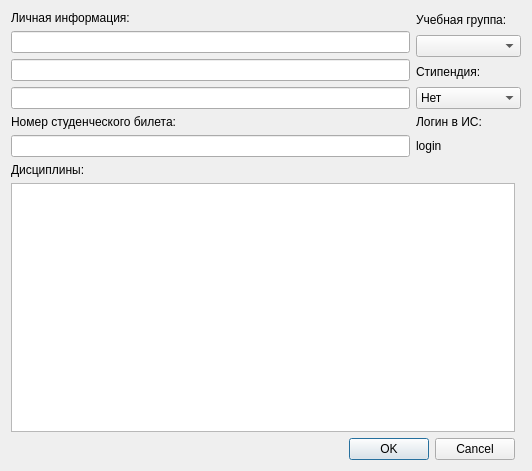
The window that editstudentdialog.ui (sowecthal/IS-Decanat) describes before a commit, drawn with Qt 5.
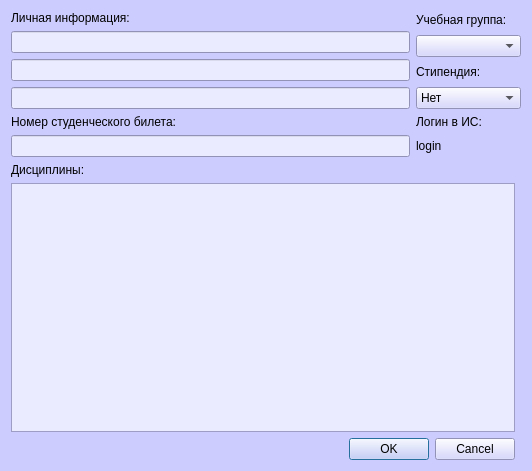
The same window after the commit.

The edit to the form file:
```diff
--- a/editstudentdialog.ui
+++ b/editstudentdialog.ui
@@ -16,6 +16,448 @@
     <height>442</height>
    </size>
   </property>
+  <property name="palette">
+   <palette>
+    <active>
+     <colorrole role="WindowText">
+      <brush brushstyle="SolidPattern">
+       <color alpha="255">
+        <red>0</red>
+        <green>0</green>
+        <blue>0</blue>
+       </color>
+      </brush>
+     </colorrole>
+     <colorrole role="Button">
+      <brush brushstyle="SolidPattern">
+       <color alpha="255">
+        <red>204</red>
+        <green>204</green>
+        <blue>255</blue>
+       </color>
+      </brush>
+     </colorrole>
+     <colorrole role="Light">
+      <brush brushstyle="SolidPattern">
+       <color alpha="255">
+        <red>255</red>
+        <green>255</green>
+        <blue>255</blue>
+       </color>
+      </brush>
+     </colorrole>
+     <colorrole role="Midlight">
+      <brush brushstyle="SolidPattern">
+       <color alpha="255">
+        <red>229</red>
+        <green>229</green>
+        <blue>255</blue>
+       </color>
+      </brush>
+     </colorrole>
+     <colorrole role="Dark">
+      <brush brushstyle="SolidPattern">
+       <color alpha="255">
+        <red>102</red>
+        <green>102</green>
+        <blue>127</blue>
+       </color>
+      </brush>
+     </colorrole>
+     <colorrole role="Mid">
+      <brush brushstyle="SolidPattern">
+       <color alpha="255">
+        <red>136</red>
+        <green>136</green>
+        <blue>170</blue>
+       </color>
+      </brush>
+     </colorrole>
+     <colorrole role="Text">
+      <brush brushstyle="SolidPattern">
+       <color alpha="255">
+        <red>0</red>
+        <green>0</green>
+        <blue>0</blue>
+       </color>
+      </brush>
+     </colorrole>
+     <colorrole role="BrightText">
+      <brush brushstyle="SolidPattern">
+       <color alpha="255">
+        <red>255</red>
+        <green>255</green>
+        <blue>255</blue>
+       </color>
+      </brush>
+     </colorrole>
+     <colorrole role="ButtonText">
+      <brush brushstyle="SolidPattern">
+       <color alpha="255">
+        <red>0</red>
+        <green>0</green>
+        <blue>0</blue>
+       </color>
+      </brush>
+     </colorrole>
+     <colorrole role="Base">
+      <brush brushstyle="SolidPattern">
+       <color alpha="255">
+        <red>235</red>
+        <green>235</green>
+        <blue>255</blue>
+       </color>
+      </brush>
+     </colorrole>
+     <colorrole role="Window">
+      <brush brushstyle="SolidPattern">
+       <color alpha="255">
+        <red>204</red>
+        <green>204</green>
+        <blue>255</blue>
+       </color>
+      </brush>
+     </colorrole>
+     <colorrole role="Shadow">
+      <brush brushstyle="SolidPattern">
+       <color alpha="255">
+        <red>0</red>
+        <green>0</green>
+        <blue>0</blue>
+       </color>
+      </brush>
+     </colorrole>
+     <colorrole role="AlternateBase">
+      <brush brushstyle="SolidPattern">
+       <color alpha="255">
+        <red>229</red>
+        <green>229</green>
+        <blue>255</blue>
+       </color>
+      </brush>
+     </colorrole>
+     <colorrole role="ToolTipBase">
+      <brush brushstyle="SolidPattern">
+       <color alpha="255">
+        <red>255</red>
+        <green>255</green>
+        <blue>220</blue>
+       </color>
+      </brush>
+     </colorrole>
+     <colorrole role="ToolTipText">
+      <brush brushstyle="SolidPattern">
+       <color alpha="255">
+        <red>0</red>
+        <green>0</green>
+        <blue>0</blue>
+       </color>
+      </brush>
+     </colorrole>
+     <colorrole role="PlaceholderText">
+      <brush brushstyle="SolidPattern">
+       <color alpha="128">
+        <red>0</red>
+        <green>0</green>
+        <blue>0</blue>
+       </color>
+      </brush>
+     </colorrole>
+    </active>
+    <inactive>
+     <colorrole role="WindowText">
+      <brush brushstyle="SolidPattern">
+       <color alpha="255">
+        <red>0</red>
+        <green>0</green>
+        <blue>0</blue>
+       </color>
+      </brush>
+     </colorrole>
+     <colorrole role="Button">
+      <brush brushstyle="SolidPattern">
+       <color alpha="255">
+        <red>204</red>
+        <green>204</green>
+        <blue>255</blue>
+       </color>
+      </brush>
+     </colorrole>
+     <colorrole role="Light">
+      <brush brushstyle="SolidPattern">
+       <color alpha="255">
+        <red>255</red>
+        <green>255</green>
+        <blue>255</blue>
+       </color>
+      </brush>
+     </colorrole>
+     <colorrole role="Midlight">
+      <brush brushstyle="SolidPattern">
+       <color alpha="255">
+        <red>229</red>
+        <green>229</green>
+        <blue>255</blue>
+       </color>
+      </brush>
+     </colorrole>
+     <colorrole role="Dark">
+      <brush brushstyle="SolidPattern">
+       <color alpha="255">
+        <red>102</red>
+        <green>102</green>
+        <blue>127</blue>
+       </color>
+      </brush>
+     </colorrole>
+     <colorrole role="Mid">
+      <brush brushstyle="SolidPattern">
+       <color alpha="255">
+        <red>136</red>
+        <green>136</green>
+        <blue>170</blue>
+       </color>
+      </brush>
+     </colorrole>
+     <colorrole role="Text">
+      <brush brushstyle="SolidPattern">
+       <color alpha="255">
+        <red>0</red>
+        <green>0</green>
+        <blue>0</blue>
+       </color>
+      </brush>
+     </colorrole>
+     <colorrole role="BrightText">
+      <brush brushstyle="SolidPattern">
+       <color alpha="255">
+        <red>255</red>
+        <green>255</green>
+        <blue>255</blue>
+       </color>
+      </brush>
+     </colorrole>
+     <colorrole role="ButtonText">
+      <brush brushstyle="SolidPattern">
+       <color alpha="255">
+        <red>0</red>
+        <green>0</green>
+        <blue>0</blue>
+       </color>
+      </brush>
+     </colorrole>
+     <colorrole role="Base">
+      <brush brushstyle="SolidPattern">
+       <color alpha="255">
+        <red>235</red>
+        <green>235</green>
+        <blue>255</blue>
+       </color>
+      </brush>
+     </colorrole>
+     <colorrole role="Window">
+      <brush brushstyle="SolidPattern">
+       <color alpha="255">
+        <red>204</red>
+        <green>204</green>
+        <blue>255</blue>
+       </color>
+      </brush>
+     </colorrole>
+     <colorrole role="Shadow">
+      <brush brushstyle="SolidPattern">
+       <color alpha="255">
+        <red>0</red>
+        <green>0</green>
+        <blue>0</blue>
+       </color>
+      </brush>
+     </colorrole>
+     <colorrole role="AlternateBase">
+      <brush brushstyle="SolidPattern">
+       <color alpha="255">
+        <red>229</red>
+        <green>229</green>
+        <blue>255</blue>
+       </color>
+      </brush>
+     </colorrole>
+     <colorrole role="ToolTipBase">
+      <brush brushstyle="SolidPattern">
+       <color alpha="255">
+        <red>255</red>
+        <green>255</green>
+        <blue>220</blue>
+       </color>
+      </brush>
+     </colorrole>
+     <colorrole role="ToolTipText">
+      <brush brushstyle="SolidPattern">
+       <color alpha="255">
+        <red>0</red>
+        <green>0</green>
+        <blue>0</blue>
+       </color>
+      </brush>
+     </colorrole>
+     <colorrole role="PlaceholderText">
+      <brush brushstyle="SolidPattern">
+       <color alpha="128">
+        <red>0</red>
+        <green>0</green>
+        <blue>0</blue>
+       </color>
+      </brush>
+     </colorrole>
+    </inactive>
+    <disabled>
+     <colorrole role="WindowText">
+      <brush brushstyle="SolidPattern">
+       <color alpha="255">
+        <red>102</red>
+        <green>102</green>
+        <blue>127</blue>
+       </color>
+      </brush>
+     </colorrole>
+     <colorrole role="Button">
+      <brush brushstyle="SolidPattern">
+       <color alpha="255">
+        <red>204</red>
+        <green>204</green>
+        <blue>255</blue>
+       </color>
+      </brush>
+     </colorrole>
+     <colorrole role="Light">
+      <brush brushstyle="SolidPattern">
+       <color alpha="255">
+        <red>255</red>
+        <green>255</green>
+        <blue>255</blue>
+       </color>
+      </brush>
+     </colorrole>
+     <colorrole role="Midlight">
+      <brush brushstyle="SolidPattern">
+       <color alpha="255">
+        <red>229</red>
+        <green>229</green>
+        <blue>255</blue>
+       </color>
+      </brush>
+     </colorrole>
+     <colorrole role="Dark">
+      <brush brushstyle="SolidPattern">
+       <color alpha="255">
+        <red>102</red>
+        <green>102</green>
+        <blue>127</blue>
+       </color>
+      </brush>
+     </colorrole>
+     <colorrole role="Mid">
+      <brush brushstyle="SolidPattern">
+       <color alpha="255">
+        <red>136</red>
+        <green>136</green>
+        <blue>170</blue>
+       </color>
+      </brush>
+     </colorrole>
+     <colorrole role="Text">
+      <brush brushstyle="SolidPattern">
+       <color alpha="255">
+        <red>102</red>
+        <green>102</green>
+        <blue>127</blue>
+       </color>
+      </brush>
+     </colorrole>
+     <colorrole role="BrightText">
+      <brush brushstyle="SolidPattern">
+       <color alpha="255">
+        <red>255</red>
+        <green>255</green>
+        <blue>255</blue>
+       </color>
+      </brush>
+     </colorrole>
+     <colorrole role="ButtonText">
+      <brush brushstyle="SolidPattern">
+       <color alpha="255">
+        <red>102</red>
+        <green>102</green>
+        <blue>127</blue>
+       </color>
+      </brush>
+     </colorrole>
+     <colorrole role="Base">
+      <brush brushstyle="SolidPattern">
+       <color alpha="255">
+        <red>204</red>
+        <green>204</green>
+        <blue>255</blue>
+       </color>
+      </brush>
+     </colorrole>
+     <colorrole role="Window">
+      <brush brushstyle="SolidPattern">
+       <color alpha="255">
+        <red>204</red>
+        <green>204</green>
+        <blue>255</blue>
+       </color>
+      </brush>
+     </colorrole>
+     <colorrole role="Shadow">
+      <brush brushstyle="SolidPattern">
+       <color alpha="255">
+        <red>0</red>
+        <green>0</green>
+        <blue>0</blue>
+       </color>
+      </brush>
+     </colorrole>
+     <colorrole role="AlternateBase">
+      <brush brushstyle="SolidPattern">
+       <color alpha="255">
+        <red>204</red>
+        <green>204</green>
+        <blue>255</blue>
+       </color>
+      </brush>
+     </colorrole>
+     <colorrole role="ToolTipBase">
+      <brush brushstyle="SolidPattern">
+       <color alpha="255">
+        <red>255</red>
+        <green>255</green>
+        <blue>220</blue>
+       </color>
+      </brush>
+     </colorrole>
+     <colorrole role="ToolTipText">
+      <brush brushstyle="SolidPattern">
+       <color alpha="255">
+        <red>0</red>
+        <green>0</green>
+        <blue>0</blue>
+       </color>
+      </brush>
+     </colorrole>
+     <colorrole role="PlaceholderText">
+      <brush brushstyle="SolidPattern">
+       <color alpha="128">
+        <red>0</red>
+        <green>0</green>
+        <blue>0</blue>
+       </color>
+      </brush>
+     </colorrole>
+    </disabled>
+   </palette>
+  </property>
   <property name="windowTitle">
    <string>Dialog</string>
   </property>
```
